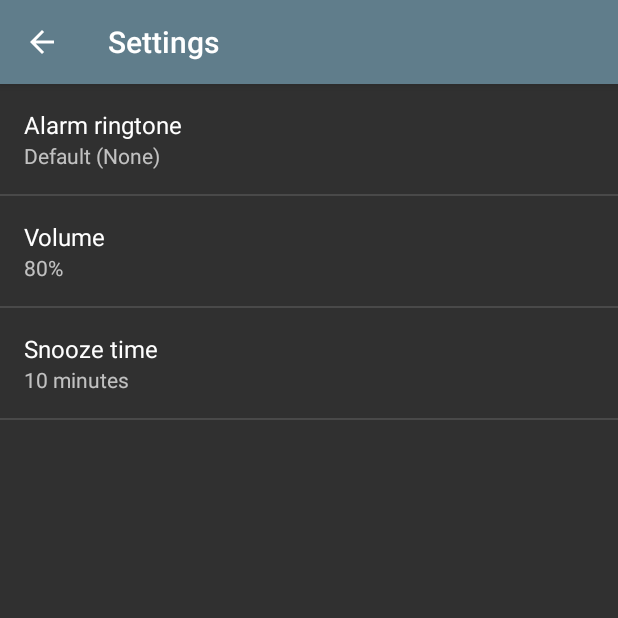
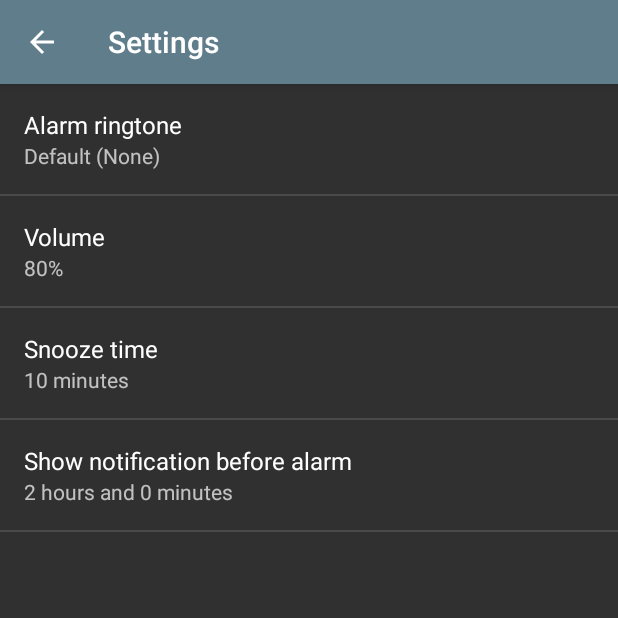
Before and after one commit to jmalenko/alarm-morning, an Android app: the SettingsActivity screen opened directly, with no data from a screen before it, on a phone screen of 412 x 824 dp, the top half of it. Run offline under Robolectric (Android 15) with nearby library versions, the phone set to English and light mode, and no system bars.

Commit message:
New: preference for when should the notification about upcoming alarm bw shown

```diff
--- a/app/src/main/java/cz/jaro/alarmmorning/SettingsActivity.java
+++ b/app/src/main/java/cz/jaro/alarmmorning/SettingsActivity.java
@@ -34,9 +34,15 @@ public class SettingsActivity extends PreferenceActivity {
      */
     public static final String PREF_SNOOZE_TIME = "pref_snooze_time";
 
+    /**
+     * Value is in minutes.
+     */
+    public static final String PREF_NEAR_FUTURE_TIME = "pref_near_future_time";
+
     public static final String PREF_RINGTONE_DEFAULT = "";
     public static final int PREF_VOLUME_DEFAULT = 8;
     public static final int PREF_SNOOZE_TIME_DEFAULT = 10;
+    public static final int PREF_NEAR_FUTURE_TIME_DEFAULT = 120;
 
     public static final int PREF_VOLUME_MAX = 10;
 
@@ -106,6 +112,16 @@ public class SettingsActivity extends PreferenceActivity {
                 String summaryText = String.format(res.getString(R.string.pref_summary_snooze_time), intValue);
 
                 preference.setSummary(summaryText);
+            } else if (key.equals(PREF_NEAR_FUTURE_TIME)) {
+                int intValue = (int) value;
+                int hours = minutesToHour(intValue);
+                int minutes = minutesToMinute(intValue);
+
+                Context context = preference.getContext();
+                Resources res = context.getResources();
+                String summaryText = String.format(res.getString(R.string.pref_summary_near_future_time), hours, minutes);
+
+                preference.setSummary(summaryText);
             } else {
                 // For all other preferences, set the summary to the value's simple string representation.
                 preference.setSummary(stringValue);
@@ -113,6 +129,18 @@ public class SettingsActivity extends PreferenceActivity {
             return true;
         }
     };
+
+    private static int minutesToHour(int minutes) {
+        return minutes / 60;
+    }
+
+    private static int minutesToMinute(int minutes) {
+        return minutes % 60;
+    }
+
+    private static int hourAndMinuteToMinutes(int hour, int minute) {
+        return 60 * hour + minute;
+    }
 
     public static int getRealVolume(double volumePreference, int maxVolume) {
         return (int) Math.ceil(((volumePreference / SettingsActivity.PREF_VOLUME_MAX) * maxVolume));
@@ -139,6 +167,8 @@ public class SettingsActivity extends PreferenceActivity {
             newValue = defaultSharedPreferences.getInt(preference.getKey(), PREF_VOLUME_DEFAULT);
         } else if (key.equals(PREF_SNOOZE_TIME)) {
             newValue = defaultSharedPreferences.getInt(preference.getKey(), PREF_SNOOZE_TIME_DEFAULT);
+        } else if (key.equals(PREF_NEAR_FUTURE_TIME)) {
+            newValue = defaultSharedPreferences.getInt(preference.getKey(), PREF_NEAR_FUTURE_TIME_DEFAULT);
         } else {
             throw new IllegalArgumentException();
         }
@@ -156,6 +186,7 @@ public class SettingsActivity extends PreferenceActivity {
             bindPreferenceSummaryToValue(findPreference(PREF_RINGTONE));
             bindPreferenceSummaryToValue(findPreference(PREF_VOLUME));
             bindPreferenceSummaryToValue(findPreference(PREF_SNOOZE_TIME));
+            bindPreferenceSummaryToValue(findPreference(PREF_NEAR_FUTURE_TIME));
         }
     }
 
--- /dev/null
+++ b/app/src/main/java/cz/jaro/alarmmorning/graphics/RelativeTimePreference.java
@@ -0,0 +1,90 @@
+package cz.jaro.alarmmorning.graphics;
+
+import android.content.Context;
+import android.content.res.TypedArray;
+import android.preference.DialogPreference;
+import android.util.AttributeSet;
+import android.view.View;
+import android.widget.NumberPicker;
+
+import cz.jaro.alarmmorning.R;
+
+/**
+ * Created by jmalenko on 22.1.2016.
+ * Stores value in minutes.
+ * Default value is 0.
+ */
+public class RelativeTimePreference extends DialogPreference {
+    private static final int MAX_HOUR = 24;
+
+    private int mSelectedValue;
+    private final int mMaxHour;
+    private NumberPicker mHourPicker;
+    private NumberPicker mMinutePicker;
+
+    public RelativeTimePreference(final Context context, final AttributeSet attrs) {
+        super(context, attrs);
+
+        final TypedArray a = context.obtainStyledAttributes(attrs, R.styleable.RelativeTimePreference);
+
+        mMaxHour = a.getInt(R.styleable.RelativeTimePreference_maxHour, RelativeTimePreference.MAX_HOUR);
+
+        a.recycle();
+
+        setDialogLayoutResource(R.layout.relative_time_picker);
+    }
+
+    @Override
+    protected void onSetInitialValue(final boolean restoreValue, final Object defaultValue) {
+        final int intDefaultValue = defaultValue instanceof Integer ? (int) defaultValue : 0;
+        mSelectedValue = restoreValue ? this.getPersistedInt(intDefaultValue) : intDefaultValue;
+    }
+
+    @Override
+    protected Object onGetDefaultValue(final TypedArray a, final int index) {
+        return a.getInteger(index, 0);
+    }
+
+    @Override
+    protected void onBindDialogView(View view) {
+
+        mHourPicker = (NumberPicker) view.findViewById(R.id.hour);
+        mHourPicker.setMaxValue(mMaxHour);
+        mHourPicker.setValue(valueToHour(mSelectedValue));
+        mHourPicker.setWrapSelectorWheel(false);
+
+        mMinutePicker = (NumberPicker) view.findViewById(R.id.minute);
+        mMinutePicker.setMaxValue(59);
+        mMinutePicker.setValue(valueToMinute(mSelectedValue));
+
+        super.onBindDialogView(view);
+    }
+
+    @Override
+    protected void onDialogClosed(final boolean positiveResult) {
+        super.onDialogClosed(positiveResult);
+
+        if (positiveResult) {
+            final int selectedValue = hourAndMinuteToValue(mHourPicker.getValue(), mMinutePicker.getValue());
+
+            if (this.callChangeListener(selectedValue)) {
+                mSelectedValue = selectedValue;
+
+                this.persistInt(mSelectedValue);
+            }
+        }
+    }
+
+    private static int valueToHour(int value) {
+        return value / 60;
+    }
+
+    private static int valueToMinute(int value) {
+        return value % 60;
+    }
+
+    private static int hourAndMinuteToValue(int hour, int minute) {
+        return 60 * hour + minute;
+    }
+
+}
--- a/app/src/main/res/values/attrs.xml
+++ b/app/src/main/res/values/attrs.xml
@@ -15,4 +15,8 @@
         <attr name="wrapSelectorWheel" format="boolean" />
     </declare-styleable>
 
+    <declare-styleable name="RelativeTimePreference">
+        <attr name="maxHour" format="integer" />
+    </declare-styleable>
+
 </resources>
--- a/app/src/main/res/values/strings_activity_settings.xml
+++ b/app/src/main/res/values/strings_activity_settings.xml
@@ -7,4 +7,8 @@
 
     <string name="pref_title_snooze_time">Snooze time</string>
     <string name="pref_summary_snooze_time">%1$d minutes</string>
+
+    <string name="pref_title_near_future_time">Show notification before alarm</string>
+    <string name="pref_summary_near_future_time">%1$d hours and %2$d minutes</string>
+
 </resources>
--- a/app/src/main/res/xml/preferences.xml
+++ b/app/src/main/res/xml/preferences.xml
@@ -20,4 +20,11 @@
         android:defaultValue="10"
         custom:minValue="1"
         custom:maxValue="60" />
+
+    <cz.jaro.alarmmorning.graphics.RelativeTimePreference
+        android:key="pref_near_future_time"
+        android:title="@string/pref_title_near_future_time"
+        android:defaultValue="120"
+        custom:maxHour="12" />
+
 </PreferenceScreen>
```
Also changed, not shown: app/src/main/java/cz/jaro/alarmmorning/SystemAlarm.java (+6 -6 lines), app/src/main/res/layout/relative_time_picker.xml (added, +23 -0 lines).
